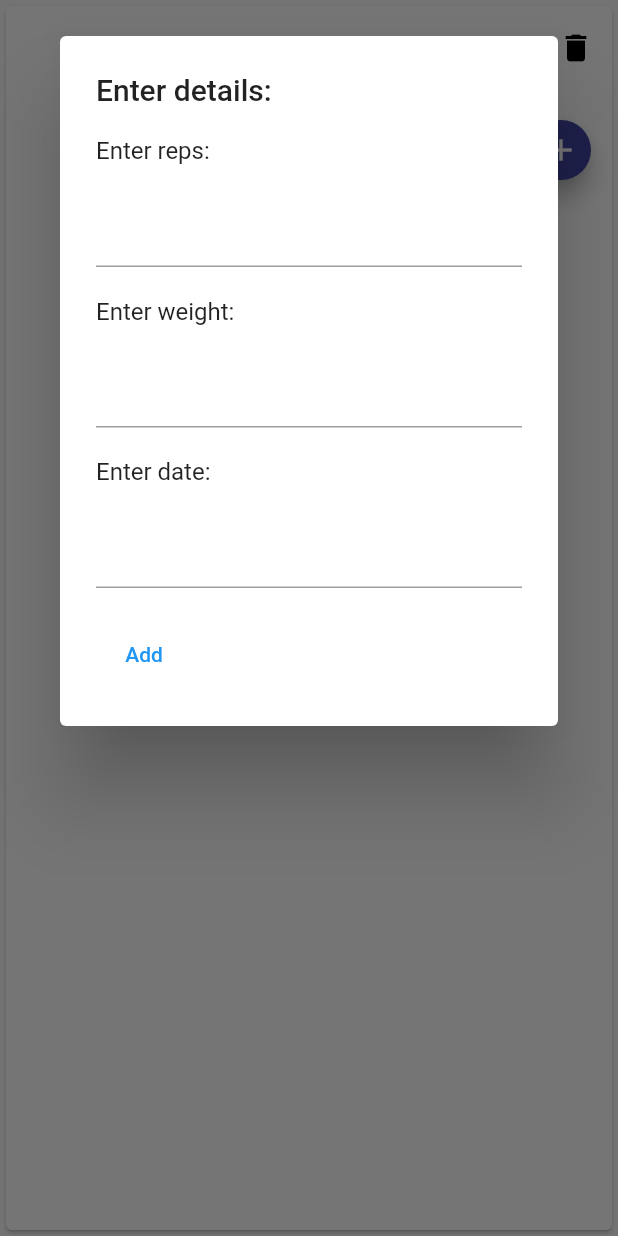
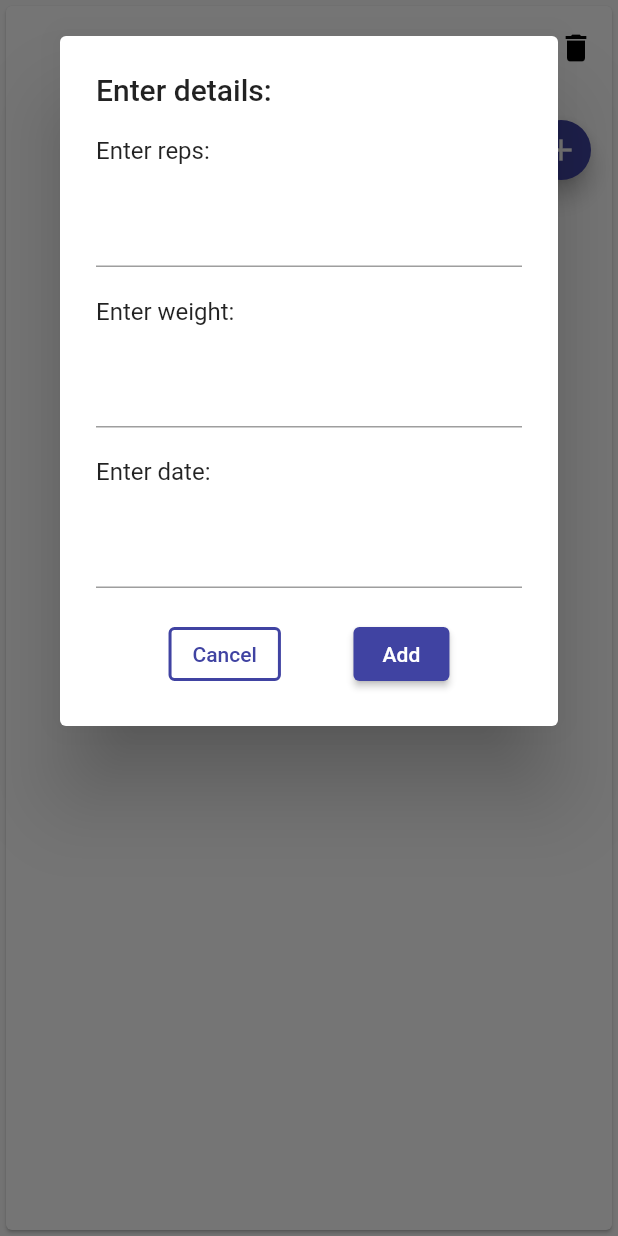
Before and after one commit to Aarons9090/My-Gym-App, a Flutter app: the ExerciseCard widget shown alone on an empty page, opened directly with empty values, after a tap on the "add" icon, on a phone screen of 412 x 824 dp. Run offline on Flutter 3.47's test engine with Material 2 defaults, Android fonts, the phone set to English and light mode, and no system bars; our stand-ins replace sqflite; accounts and stored records are empty.

Commit message:
added cancel button for new rep card popup

```diff
--- a/lib/exercise_card.dart
+++ b/lib/exercise_card.dart
@@ -6,7 +6,8 @@ class ExerciseCard extends StatefulWidget {
   final String _exerciseTitle;
   final Function refreshParent;
 
-  const ExerciseCard(this._exerciseTitle, this.refreshParent, {Key? key}) : super(key: key);
+  const ExerciseCard(this._exerciseTitle, this.refreshParent, {Key? key})
+      : super(key: key);
 
   @override
   State<ExerciseCard> createState() => _ExerciseCardState();
@@ -15,12 +16,11 @@ class ExerciseCard extends StatefulWidget {
 class _ExerciseCardState extends State<ExerciseCard> {
   late final List<Card> _repCard = [];
 
-  void deleteCard(){
+  void deleteCard() {
     setState(() {
       LocalDatabase().deleteName(widget._exerciseTitle);
       widget.refreshParent();
     });
-
   }
 
   void _buttonPressed() {
@@ -65,10 +65,31 @@ class _ExerciseCardState extends State<ExerciseCard> {
                       _date = value;
                     },
                   ),
+                  Row(
+                    mainAxisAlignment: MainAxisAlignment.spaceEvenly,
+                    children: [
+                      // Cancel
+                      OutlinedButton(
+                        style: OutlinedButton.styleFrom(
+                          primary: appColors["main"],
+                          side: BorderSide(
 
-                  // Add button
-                  TextButton(
+                            width: 2.0,
+                            color: (appColors["main"])!,
+                            style: BorderStyle.solid,)
+                        ),
+                          child: const Text("Cancel"),
+                          onPressed: () {
+                            setState(() {
+                              Navigator.of(context).pop();
+                            });
+                          }),
+
+                      // Add
+                      ElevatedButton(
                         child: const Text("Add"),
+                        style: ElevatedButton.styleFrom(
+                            primary: appColors["main"]),
                         onPressed: () {
                           setState(() {
                             if ((_reps != "null") &
@@ -96,6 +117,11 @@ class _ExerciseCardState extends State<ExerciseCard> {
                         },
                       ),
                     ],
+                  )
+                  // Cancel
+
+                  // Add button
+                ],
               ),
             ));
           });
@@ -116,8 +142,11 @@ class _ExerciseCardState extends State<ExerciseCard> {
               SizedBox(
                 width: 300,
                 child: ListTile(
-                  title: Text(widget._exerciseTitle,
-                      style: const TextStyle(fontSize: 30.0, fontWeight: FontWeight.bold),),
+                  title: Text(
+                    widget._exerciseTitle,
+                    style: const TextStyle(
+                        fontSize: 30.0, fontWeight: FontWeight.bold),
+                  ),
                   textColor: appColors["main"],
                 ),
               ),
@@ -131,8 +160,7 @@ class _ExerciseCardState extends State<ExerciseCard> {
                       Icons.delete,
                       color: Colors.black,
                     ),
-                  onPressed: deleteCard
-                ),
+                    onPressed: deleteCard),
               ),
             ],
           ),
```
Lines whose indentation alone changed are shown as unchanged.
